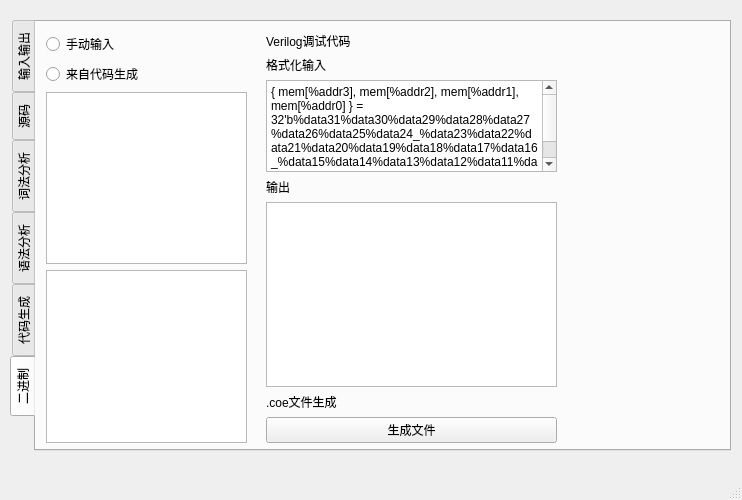
The window that mainwindow.ui (zzwwff/Loonguage) describes before a commit, drawn with Qt 5.
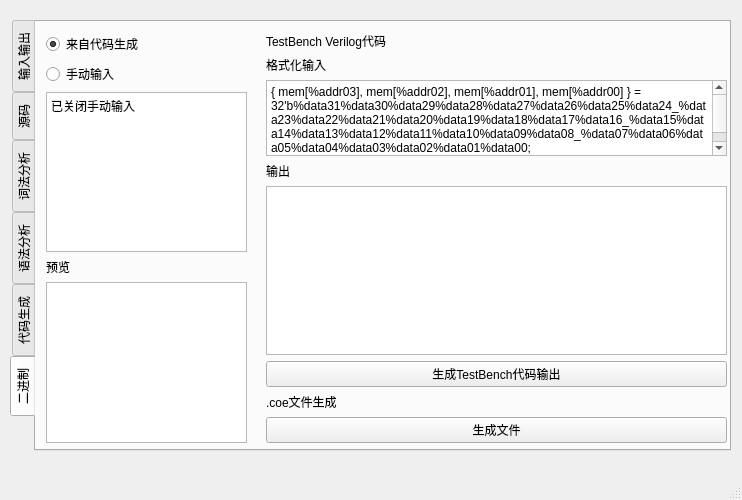
The same window after the commit.

Commit message: Class BitStream can generate test bench code in Verilog(or other pattern)

What changed in the file:
```diff
--- a/mainwindow.ui
+++ b/mainwindow.ui
@@ -575,25 +575,39 @@
        </rect>
       </property>
       <layout class="QVBoxLayout" name="verticalLayout_5">
-       <item>
-        <widget class="QRadioButton" name="radioButton">
-         <property name="text">
-          <string>手动输入</string>
-         </property>
-        </widget>
-       </item>
        <item>
         <widget class="QRadioButton" name="radioButton_2">
          <property name="text">
           <string>来自代码生成</string>
          </property>
+         <property name="checked">
+          <bool>true</bool>
+         </property>
         </widget>
        </item>
        <item>
-        <widget class="QPlainTextEdit" name="plainTextEdit"/>
+        <widget class="QRadioButton" name="radioButton">
+         <property name="text">
+          <string>手动输入</string>
+         </property>
+        </widget>
        </item>
        <item>
-        <widget class="QListView" name="listView"/>
+        <widget class="QPlainTextEdit" name="codeInput">
+         <property name="plainText">
+          <string>已关闭手动输入</string>
+         </property>
+        </widget>
+       </item>
+       <item>
+        <widget class="QLabel" name="label_18">
+         <property name="text">
+          <string>预览</string>
+         </property>
+        </widget>
+       </item>
+       <item>
+        <widget class="QListView" name="codeShow"/>
        </item>
       </layout>
      </widget>
@@ -602,7 +616,7 @@
        <rect>
         <x>230</x>
         <y>10</y>
-        <width>291</width>
+        <width>461</width>
         <height>411</height>
        </rect>
       </property>
@@ -610,7 +624,7 @@
        <item>
         <widget class="QLabel" name="label_9">
          <property name="text">
-          <string>Verilog调试代码</string>
+          <string>TestBench Verilog代码</string>
          </property>
         </widget>
        </item>
@@ -637,7 +651,8 @@
 li.unchecked::marker { content: &quot;\2610&quot;; }
 li.checked::marker { content: &quot;\2612&quot;; }
 &lt;/style&gt;&lt;/head&gt;&lt;body style=&quot; font-family:'Microsoft YaHei UI'; font-size:9pt; font-weight:400; font-style:normal;&quot;&gt;
-&lt;p style=&quot; margin-top:0px; margin-bottom:0px; margin-left:0px; margin-right:0px; -qt-block-indent:0; text-indent:0px;&quot;&gt;{ mem[%addr3], mem[%addr2], mem[%addr1], mem[%addr0] } = 32'b%data31%data30%data29%data28%data27%data26%data25%data24_%data23%data22%data21%data20%data19%data18%data17%data16_%data15%data14%data13%data12%data11%data10%data9%data8_%data7%data6%data5%data4%data3%data2%data1%data0&lt;/p&gt;&lt;/body&gt;&lt;/html&gt;</string>
+&lt;p style=&quot; margin-top:0px; margin-bottom:0px; margin-left:0px; margin-right:0px; -qt-block-indent:0; text-indent:0px;&quot;&gt;{ mem[%addr03], mem[%addr02], mem[%addr01], mem[%addr00] } = 32'b%data31%data30%data29%data28%data27%data26%data25%data24_%data23%data22%data21%data20%data19%data18%data17%data16_%data15%data14%data13%data12%data11%data10%data09%data08_%data07%data06%data05%data04%data03%data02%data01%data00;&lt;/p&gt;
+&lt;p style=&quot;-qt-paragraph-type:empty; margin-top:0px; margin-bottom:0px; margin-left:0px; margin-right:0px; -qt-block-indent:0; text-indent:0px;&quot;&gt;&lt;br /&gt;&lt;/p&gt;&lt;/body&gt;&lt;/html&gt;</string>
          </property>
         </widget>
        </item>
@@ -649,7 +664,14 @@
         </widget>
        </item>
        <item>
-        <widget class="QPlainTextEdit" name="plainTextEdit_2"/>
+        <widget class="QPlainTextEdit" name="testBenchCodes"/>
+       </item>
+       <item>
+        <widget class="QPushButton" name="generateTestBenchCodes">
+         <property name="text">
+          <string>生成TestBench代码输出</string>
+         </property>
+        </widget>
        </item>
        <item>
         <widget class="QLabel" name="label_12">
```
Left out of the diff: 2 changed lines with no effect on the pictures. The commit also changes 7 other files.
